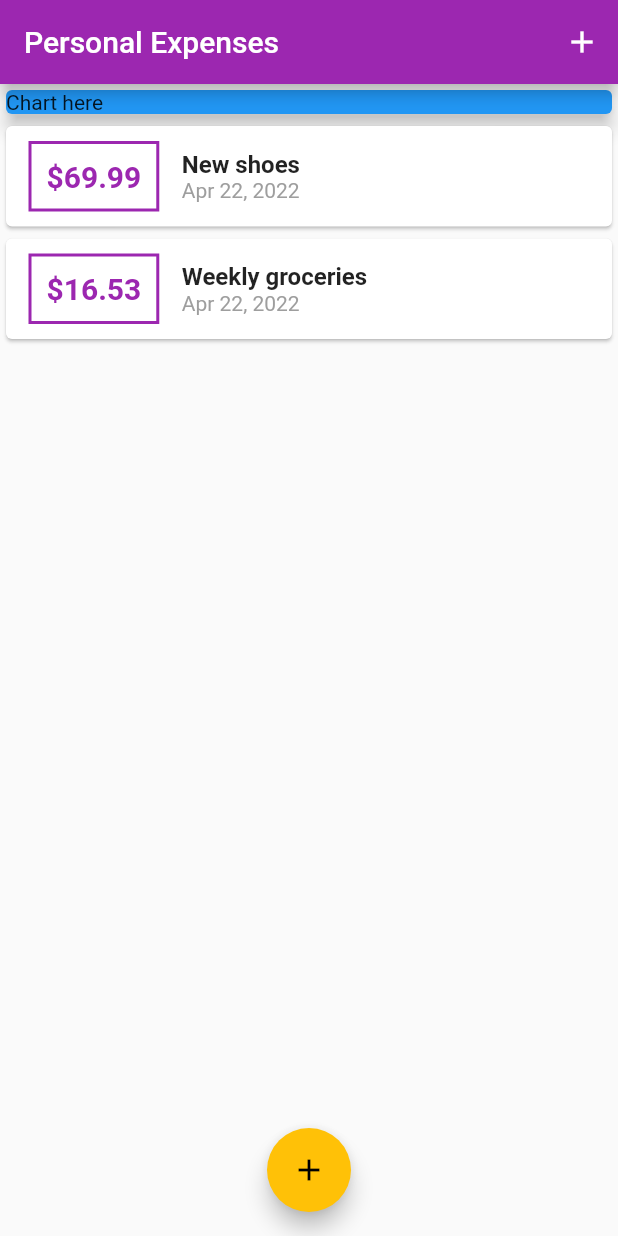
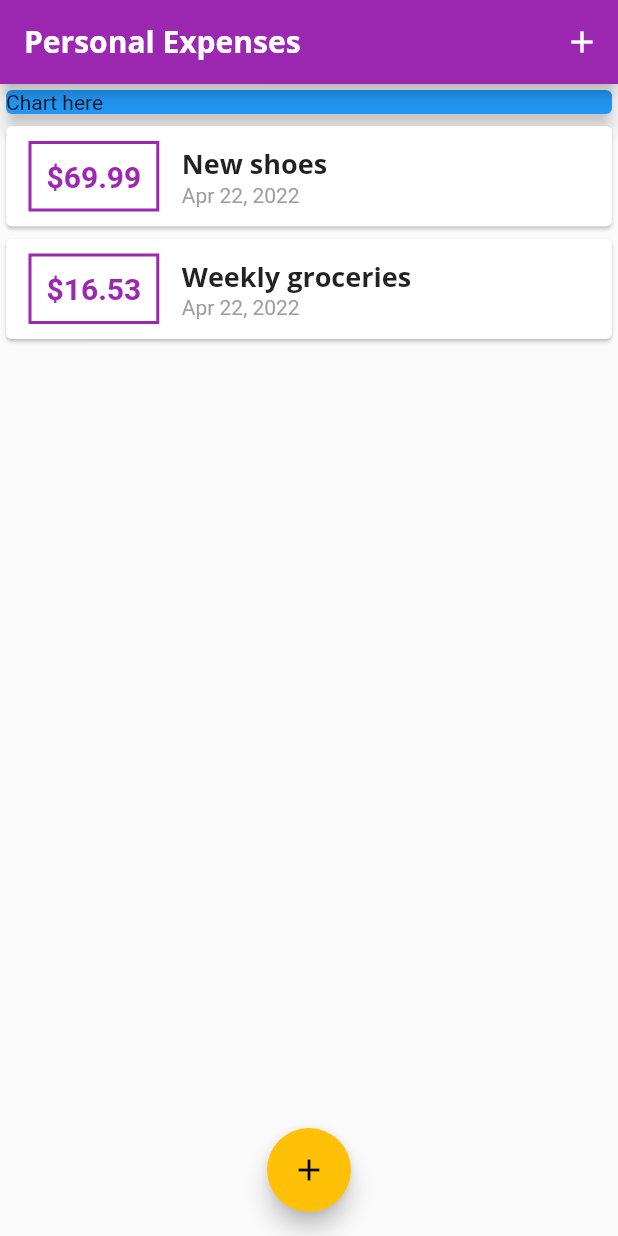
Before and after one commit to Akmalismail/udemy-flutter, a Flutter app: the screen it shows after launch, on a phone screen of 412 x 824 dp. Run offline on Flutter 3.47's test engine with Material 2 defaults, Android fonts, the phone set to English and light mode, and no system bars.

Commit message:
96. Custom Fonts & Working with Text Themes

```diff
--- a/lib/main.dart
+++ b/lib/main.dart
@@ -12,11 +12,25 @@ class MyApp extends StatelessWidget {
     return MaterialApp(
       title: 'Personal Expenses',
       theme: ThemeData(
-        colorScheme: ColorScheme.light(
-          primary: Colors.purple,
-          secondary: Colors.amber,
-        ),
-      ),
+          colorScheme: ColorScheme.light(
+            primary: Colors.purple,
+            secondary: Colors.amber,
+          ),
+          fontFamily: 'Quicksand',
+          textTheme: ThemeData.light().textTheme.copyWith(
+                titleLarge: TextStyle(
+                  fontFamily: 'OpenSans',
+                  fontWeight: FontWeight.bold,
+                  fontSize: 18,
+                ),
+              ),
+          appBarTheme: AppBarTheme(
+            titleTextStyle: TextStyle(
+              fontFamily: 'OpenSans',
+              fontSize: 20,
+              fontWeight: FontWeight.bold,
+            ),
+          )),
       home: MyHomePage(),
     );
   }
--- a/lib/widgets/transaction_list.dart
+++ b/lib/widgets/transaction_list.dart
@@ -42,10 +42,7 @@ class TransactionList extends StatelessWidget {
                   children: [
                     Text(
                       transactions[index].title,
-                      style: TextStyle(
-                        fontWeight: FontWeight.bold,
-                        fontSize: 16,
-                      ),
+                      style: Theme.of(context).textTheme.titleLarge,
                     ),
                     Text(
                       DateFormat.yMMMd().format(transactions[index].date),
```
Also changed, not shown: pubspec.yaml (+15 -11 lines), assets/fonts/OpenSans-Bold.ttf (added), assets/fonts/OpenSans-Regular.ttf (added), assets/fonts/Quicksand-Bold.ttf (added), assets/fonts/Quicksand-Light.ttf (added), assets/fonts/Quicksand-Medium.ttf (added), assets/fonts/Quicksand-Regular.ttf (added).
